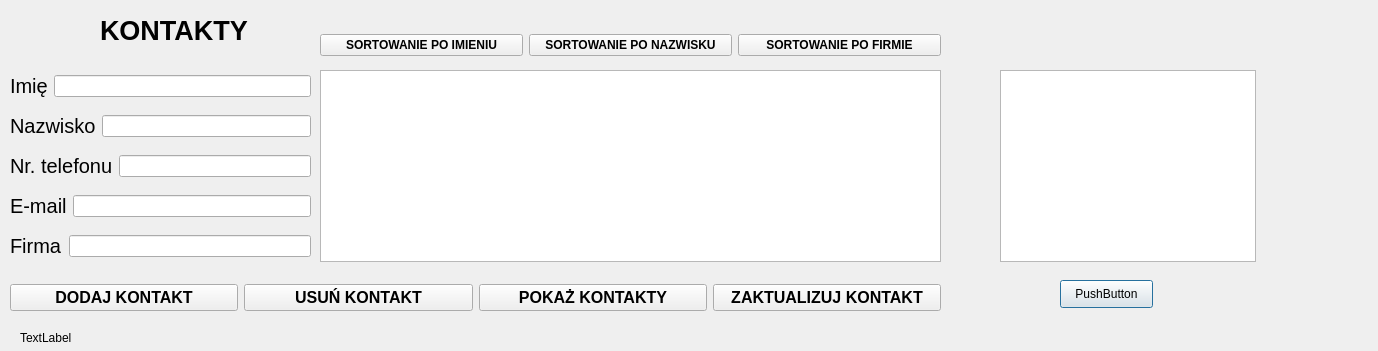
Old version of the form Organizator_SQL/contacts.ui in the repository DominikZycinski/Organizer_Qt.
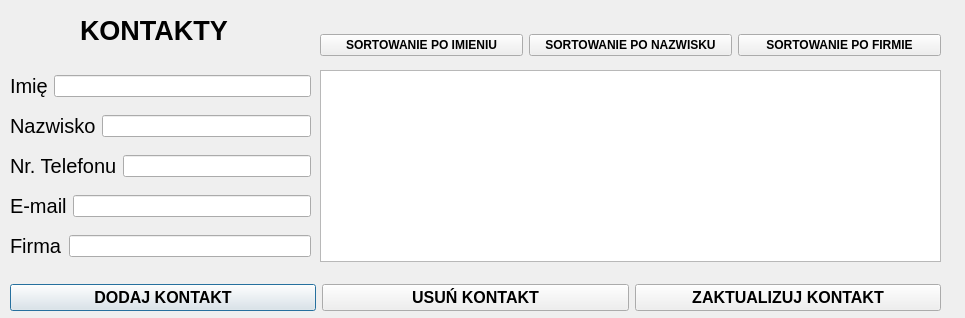
New version of the form.

Commit message: finish contacts

What changed in the file:
```diff
--- a/Organizator_SQL/contacts.ui
+++ b/Organizator_SQL/contacts.ui
@@ -6,8 +6,8 @@
    <rect>
     <x>0</x>
     <y>0</y>
-    <width>1378</width>
-    <height>351</height>
+    <width>965</width>
+    <height>318</height>
    </rect>
   </property>
   <property name="windowTitle">
@@ -19,7 +19,7 @@
   <widget class="QLabel" name="label_add_contacts">
    <property name="geometry">
     <rect>
-     <x>100</x>
+     <x>80</x>
      <y>10</y>
      <width>201</width>
      <height>41</height>
@@ -129,7 +129,7 @@
        </font>
       </property>
       <property name="text">
-       <string>Nr. telefonu</string>
+       <string>Nr. Telefonu</string>
       </property>
      </widget>
     </item>
@@ -217,30 +217,7 @@
     <number>0</number>
    </attribute>
   </widget>
-  <widget class="QListView" name="listView">
-   <property name="geometry">
-    <rect>
-     <x>1000</x>
-     <y>70</y>
-     <width>256</width>
-     <height>192</height>
-    </rect>
-   </property>
-  </widget>
-  <widget class="QPushButton" name="pb_load_listview">
-   <property name="geometry">
-    <rect>
-     <x>1060</x>
-     <y>280</y>
-     <width>93</width>
-     <height>28</height>
-    </rect>
-   </property>
-   <property name="text">
-    <string>PushButton</string>
-   </property>
-  </widget>
-  <widget class="QWidget" name="">
+  <widget class="QWidget" name="layoutWidget">
    <property name="geometry">
     <rect>
      <x>10</x>
@@ -281,20 +258,6 @@
       </property>
      </widget>
     </item>
-    <item>
-     <widget class="QPushButton" name="pb_load_contact">
-      <property name="font">
-       <font>
-        <pointsize>12</pointsize>
-        <weight>75</weight>
-        <bold>true</bold>
-       </font>
-      </property>
-      <property name="text">
-       <string>POKAŻ KONTAKTY</string>
-      </property>
-     </widget>
-    </item>
     <item>
      <widget class="QPushButton" name="pb_update_contact">
       <property name="font">
@@ -311,7 +274,7 @@
     </item>
    </layout>
   </widget>
-  <widget class="QWidget" name="">
+  <widget class="QWidget" name="layoutWidget">
    <property name="geometry">
     <rect>
      <x>320</x>
```
Left out of the diff: 10 changed lines with no effect on the pictures. The commit also changes 10 other files.
